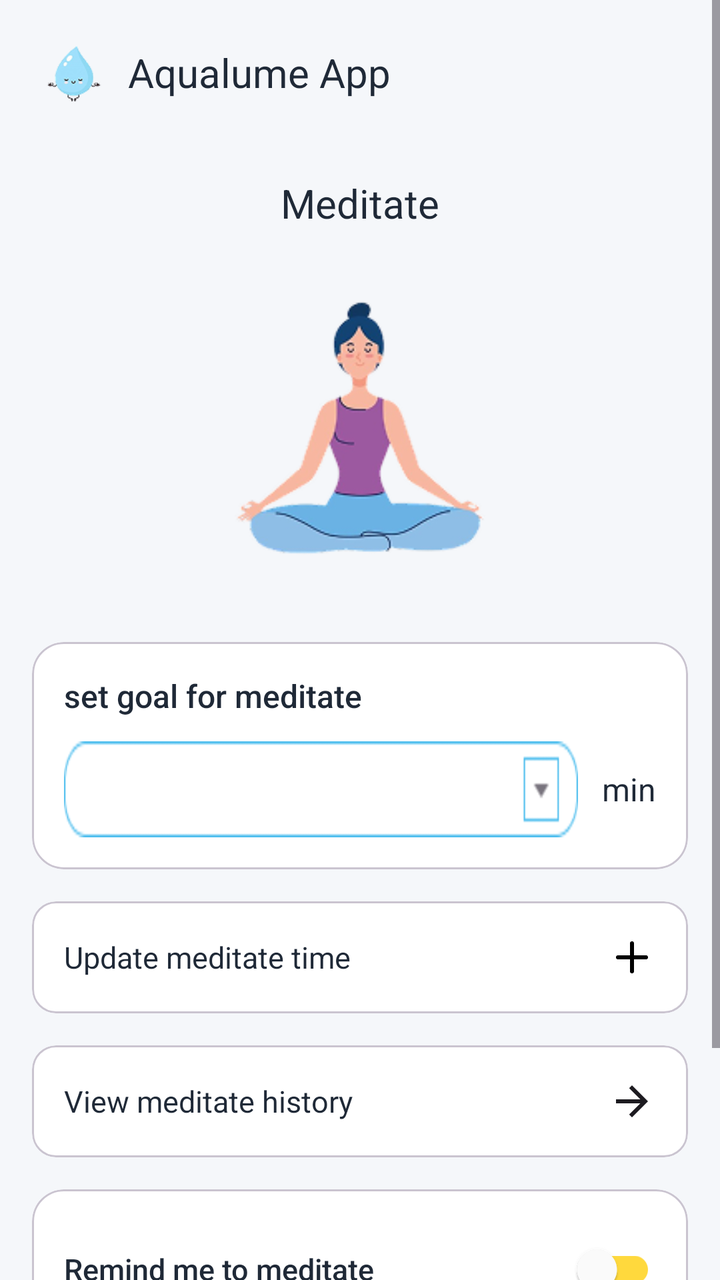
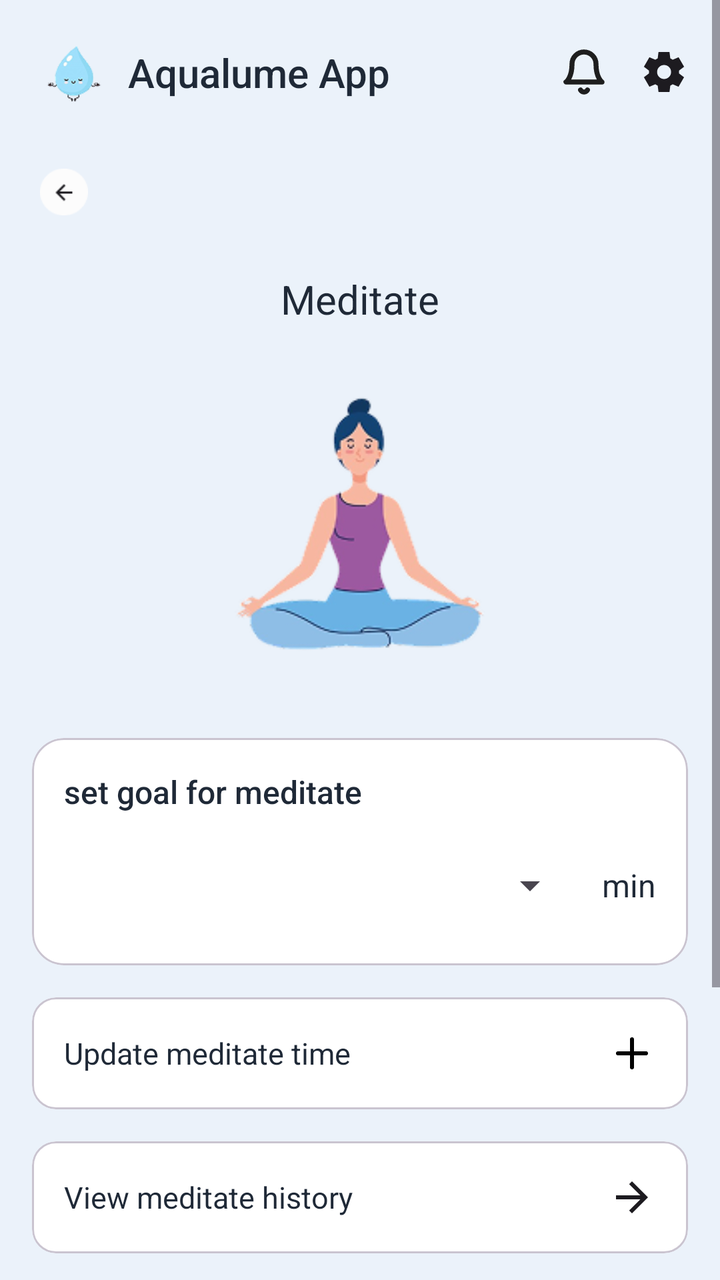

Screens rendered from an Android XML layout before and after an edit, with the pre-edit source and the edit as a unified diff.
<!-- AndroidManifest.xml: application theme Theme.AqualumeApp -->
<!-- res/layout/fragment_meditate.xml -->
<?xml version="1.0" encoding="utf-8"?>
<ScrollView xmlns:android="http://schemas.android.com/apk/res/android"
    xmlns:app="http://schemas.android.com/apk/res-auto"
    android:layout_width="match_parent"
    android:layout_height="match_parent"
    android:background="@color/background"
    android:fillViewport="true">

    <androidx.constraintlayout.widget.ConstraintLayout
        android:layout_width="match_parent"
        android:layout_height="wrap_content"
        android:padding="16dp">

        <ImageView
            android:id="@+id/iv_logo"
            android:layout_width="40dp"
            android:layout_height="40dp"
            android:src="@drawable/logo"
            android:contentDescription="@string/app_name"
            app:layout_constraintStart_toStartOf="parent"
            app:layout_constraintTop_toTopOf="parent" />

        <TextView
            android:id="@+id/tv_app_name"
            android:layout_width="wrap_content"
            android:layout_height="wrap_content"
            android:layout_marginStart="8dp"
            android:fontFamily="sans-serif"
            android:text="@string/app_name"
            android:textColor="@color/primary_text"
            android:textSize="20sp"
            app:layout_constraintBottom_toBottomOf="@id/iv_logo"
            app:layout_constraintStart_toEndOf="@id/iv_logo"
            app:layout_constraintTop_toTopOf="@id/iv_logo" />

        <TextView
            android:id="@+id/tv_title"
            android:layout_width="wrap_content"
            android:layout_height="wrap_content"
            android:layout_marginTop="32dp"
            android:fontFamily="sans-serif"
            android:text="@string/meditateee"
            android:textColor="@color/primary_text"
            android:textSize="20sp"
            app:layout_constraintEnd_toEndOf="parent"
            app:layout_constraintStart_toStartOf="parent"
            app:layout_constraintTop_toBottomOf="@id/iv_logo" />

        <ImageView
            android:id="@+id/iv_meditation"
            android:layout_width="150dp"
            android:layout_height="150dp"
            android:layout_marginTop="24dp"
            android:contentDescription="@string/meditationnnn"
            android:src="@drawable/img_meditation_large"
            app:layout_constraintEnd_toEndOf="parent"
            app:layout_constraintStart_toStartOf="parent"
            app:layout_constraintTop_toBottomOf="@id/tv_title" />

        <com.google.android.material.card.MaterialCardView
            android:id="@+id/card_goal"
            android:layout_width="0dp"
            android:layout_height="wrap_content"
            android:layout_marginTop="32dp"
            app:cardCornerRadius="16dp"
            app:cardElevation="0dp"
            app:cardBackgroundColor="@color/white"
            app:layout_constraintEnd_toEndOf="parent"
            app:layout_constraintStart_toStartOf="parent"
            app:layout_constraintTop_toBottomOf="@id/iv_meditation">

            <LinearLayout
                android:layout_width="match_parent"
                android:layout_height="wrap_content"
                android:orientation="vertical"
                android:padding="16dp">

                <TextView
                    android:layout_width="wrap_content"
                    android:layout_height="wrap_content"
                    android:text="@string/set_goal_for_meditate"
                    android:textSize="16sp"
                    android:textColor="@color/primary_text"
                    android:fontFamily="sans-serif-medium" />

                <LinearLayout
                    android:layout_width="match_parent"
                    android:layout_height="wrap_content"
                    android:orientation="horizontal"
                    android:layout_marginTop="12dp"
                    android:gravity="center_vertical">

                    <Spinner
                        android:id="@+id/spinner_goal"
                        android:layout_width="0dp"
                        android:layout_height="48dp"
                        android:layout_weight="1"
                        android:background="@drawable/spinner_background"
                        android:padding="12dp" />

                    <TextView
                        android:layout_width="wrap_content"
                        android:layout_height="wrap_content"
                        android:text="@string/min"
                        android:textSize="16sp"
                        android:textColor="@color/primary_text"
                        android:layout_marginStart="12dp" />

                </LinearLayout>

            </LinearLayout>

        </com.google.android.material.card.MaterialCardView>

        <com.google.android.material.card.MaterialCardView
            android:id="@+id/btn_update_time"
            android:layout_width="0dp"
            android:layout_height="wrap_content"
            android:layout_marginTop="16dp"
            app:cardCornerRadius="12dp"
            app:cardElevation="0dp"
            app:cardBackgroundColor="@color/white"
            app:layout_constraintEnd_toEndOf="parent"
            app:layout_constraintStart_toStartOf="parent"
            app:layout_constraintTop_toBottomOf="@id/card_goal">

            <LinearLayout
                android:layout_width="match_parent"
                android:layout_height="wrap_content"
                android:orientation="horizontal"
                android:padding="16dp"
                android:gravity="center_vertical">

                <TextView
                    android:layout_width="0dp"
                    android:layout_height="wrap_content"
                    android:layout_weight="1"
                    android:text="Update meditate time"
                    android:textSize="15sp"
                    android:textColor="@color/primary_text" />

                <ImageView
                    android:layout_width="24dp"
                    android:layout_height="24dp"
                    android:src="@drawable/ic_add"
                    android:contentDescription="Add" />

            </LinearLayout>

        </com.google.android.material.card.MaterialCardView>

        <com.google.android.material.card.MaterialCardView
            android:id="@+id/btn_view_history"
            android:layout_width="0dp"
            android:layout_height="wrap_content"
            android:layout_marginTop="16dp"
            app:cardCornerRadius="12dp"
            app:cardElevation="0dp"
            app:cardBackgroundColor="@color/white"
            app:layout_constraintEnd_toEndOf="parent"
            app:layout_constraintStart_toStartOf="parent"
            app:layout_constraintTop_toBottomOf="@id/btn_update_time">

            <LinearLayout
                android:layout_width="match_parent"
                android:layout_height="wrap_content"
                android:orientation="horizontal"
                android:padding="16dp"
                android:gravity="center_vertical">

                <TextView
                    android:layout_width="0dp"
                    android:layout_height="wrap_content"
                    android:layout_weight="1"
                    android:text="View meditate history"
                    android:textSize="15sp"
                    android:textColor="@color/primary_text" />

                <ImageView
                    android:layout_width="24dp"
                    android:layout_height="24dp"
                    android:src="@drawable/ic_arrow_right"
                    android:contentDescription="View" />

            </LinearLayout>

        </com.google.android.material.card.MaterialCardView>

        <com.google.android.material.card.MaterialCardView
            android:id="@+id/card_reminder"
            android:layout_width="0dp"
            android:layout_height="wrap_content"
            android:layout_marginTop="16dp"
            app:cardCornerRadius="16dp"
            app:cardElevation="0dp"
            app:cardBackgroundColor="@color/white"
            app:layout_constraintEnd_toEndOf="parent"
            app:layout_constraintStart_toStartOf="parent"
            app:layout_constraintTop_toBottomOf="@id/btn_view_history">

            <LinearLayout
                android:layout_width="match_parent"
                android:layout_height="wrap_content"
                android:orientation="vertical"
                android:padding="16dp">

                <LinearLayout
                    android:layout_width="match_parent"
                    android:layout_height="wrap_content"
                    android:orientation="horizontal"
                    android:gravity="center_vertical">

                    <TextView
                        android:layout_width="0dp"
                        android:layout_height="wrap_content"
                        android:layout_weight="1"
                        android:text="Remind me to meditate"
                        android:textSize="15sp"
                        android:textColor="@color/primary_text"
                        android:fontFamily="sans-serif-medium" />

                    <androidx.appcompat.widget.SwitchCompat
                        android:id="@+id/switch_reminder"
                        android:layout_width="wrap_content"
                        android:layout_height="wrap_content"
                        app:thumbTint="@color/white"
                        app:trackTint="@color/meditation_primary" />

                </LinearLayout>

                <TextView
                    android:layout_width="wrap_content"
                    android:layout_height="wrap_content"
                    android:text="Select Time"
                    android:textSize="14sp"
                    android:textColor="@color/primary_text"
                    android:layout_marginTop="16dp" />

                <LinearLayout
                    android:layout_width="match_parent"
                    android:layout_height="wrap_content"
                    android:orientation="horizontal"
                    android:layout_marginTop="8dp"
                    android:gravity="center_vertical">

                    <Spinner
                        android:id="@+id/spinner_hour"
                        android:layout_width="0dp"
                        android:layout_height="48dp"
                        android:layout_weight="1"
                        android:background="@drawable/spinner_background2"
                        android:padding="12dp" />

                    <Spinner
                        android:id="@+id/spinner_am_pm"
                        android:layout_width="100dp"
                        android:layout_height="48dp"
                        android:layout_marginStart="12dp"
                        android:background="@drawable/spinner_background3"
                        android:padding="12dp" />

                </LinearLayout>

            </LinearLayout>

        </com.google.android.material.card.MaterialCardView>

    </androidx.constraintlayout.widget.ConstraintLayout>

</ScrollView>
<!-- resources referenced by this layout -->
<resources>
  <color name="background">#F5F7FA</color>
  <color name="meditation_primary">#FFD93D</color>
  <color name="primary_text">#1F2937</color>
  <color name="white">#FFFFFFFF</color>
  <!-- drawable ic_arrow_right (drawable) -->
  <vector xmlns:android="http://schemas.android.com/apk/res/android"
      android:width="24dp"
      android:height="24dp"
      android:viewportWidth="24"
      android:viewportHeight="24">
    <path
        android:pathData="M16.175,11L10.575,5.4L12,4L20,12L12,20L10.575,18.6L16.175,13H4V11H16.175Z"
        android:fillColor="#1D1B20"/>
  </vector>
  <!-- drawable spinner_background: png bitmap (drawable, 1124 bytes) -->
  <string name="app_name">Aqualume App</string>
  <string name="meditateee">Meditate</string>
  <string name="meditationnnn">Meditation</string>
  <string name="min">min</string>
  <string name="set_goal_for_meditate">set goal for meditate</string>
  <style name="Theme.AqualumeApp" parent="Base.Theme.AqualumeApp" />
  <style name="Base.Theme.AqualumeApp" parent="Theme.Material3.DayNight.NoActionBar">
          
          
      </style>
  <!-- unchanged entries left out for length: 5 -->
</resources>

<!-- the commit's change to res/layout/fragment_meditate.xml (unified diff, before → after) -->
@@ -24,27 +24,59 @@
             android:id="@+id/tv_app_name"
             android:layout_width="wrap_content"
             android:layout_height="wrap_content"
+            android:text="@string/app_name"
+            android:textSize="20sp"
+            android:textColor="@color/primary_text"
+            android:fontFamily="sans-serif-medium"
             android:layout_marginStart="8dp"
-            android:fontFamily="sans-serif"
-            android:text="@string/app_name"
-            android:textColor="@color/primary_text"
-            android:textSize="20sp"
             app:layout_constraintBottom_toBottomOf="@id/iv_logo"
             app:layout_constraintStart_toEndOf="@id/iv_logo"
             app:layout_constraintTop_toTopOf="@id/iv_logo" />
 
+        <ImageView
+            android:id="@+id/iv_notification"
+            android:layout_width="24dp"
+            android:layout_height="24dp"
+            android:layout_marginEnd="16dp"
+            android:contentDescription="@string/notifications"
+            android:src="@drawable/ic_notification"
+            app:layout_constraintBottom_toBottomOf="@id/iv_logo"
+            app:layout_constraintEnd_toStartOf="@id/iv_settings"
+            app:layout_constraintTop_toTopOf="@id/iv_logo" />
+
+        <ImageView
+            android:id="@+id/iv_settings"
+            android:layout_width="24dp"
+            android:layout_height="24dp"
+            android:contentDescription="@string/settings"
+            android:src="@drawable/ic_settings"
+            app:layout_constraintBottom_toBottomOf="@id/iv_logo"
+            app:layout_constraintEnd_toEndOf="parent"
+            app:layout_constraintTop_toTopOf="@id/iv_logo" />
+        <ImageView
+            android:id="@+id/iv_back"
+            android:layout_width="32dp"
+            android:layout_height="32dp"
+            android:layout_marginTop="24dp"
+            android:contentDescription="@string/back3"
+            android:padding="4dp"
+            android:src="@drawable/ic_back"
+            app:layout_constraintStart_toStartOf="parent"
+            app:layout_constraintTop_toBottomOf="@id/iv_logo"
+            app:layout_constraintWidth_percent="0.48" />
+
         <TextView
             android:id="@+id/tv_title"
             android:layout_width="wrap_content"
             android:layout_height="wrap_content"
-            android:layout_marginTop="32dp"
+            android:layout_marginTop="24dp"
             android:fontFamily="sans-serif"
             android:text="@string/meditateee"
             android:textColor="@color/primary_text"
             android:textSize="20sp"
             app:layout_constraintEnd_toEndOf="parent"
             app:layout_constraintStart_toStartOf="parent"
-            app:layout_constraintTop_toBottomOf="@id/iv_logo" />
+            app:layout_constraintTop_toBottomOf="@id/iv_back" />
 
         <ImageView
             android:id="@+id/iv_meditation"
@@ -95,7 +127,8 @@
                         android:layout_width="0dp"
                         android:layout_height="48dp"
                         android:layout_weight="1"
-                        android:background="@drawable/spinner_background"
+                        android:StrockColor="@color/black"
+
                         android:padding="12dp" />
 
                     <TextView
@@ -135,7 +168,7 @@
                     android:layout_width="0dp"
                     android:layout_height="wrap_content"
                     android:layout_weight="1"
-                    android:text="Update meditate time"
+                    android:text="@string/update_meditate_time"
                     android:textSize="15sp"
                     android:textColor="@color/primary_text" />
 
@@ -143,7 +176,7 @@
                     android:layout_width="24dp"
                     android:layout_height="24dp"
                     android:src="@drawable/ic_add"
-                    android:contentDescription="Add" />
+                    android:contentDescription="@string/add3" />
 
             </LinearLayout>
 
@@ -172,7 +205,7 @@
                     android:layout_width="0dp"
                     android:layout_height="wrap_content"
                     android:layout_weight="1"
-                    android:text="View meditate history"
+                    android:text="@string/view_meditate_history"
                     android:textSize="15sp"
                     android:textColor="@color/primary_text" />
 
@@ -180,7 +213,7 @@
                     android:layout_width="24dp"
                     android:layout_height="24dp"
                     android:src="@drawable/ic_arrow_right"
-                    android:contentDescription="View" />
+                    android:contentDescription="@string/Vieww" />
 
             </LinearLayout>
 
@@ -214,7 +247,7 @@
                         android:layout_width="0dp"
                         android:layout_height="wrap_content"
                         android:layout_weight="1"
-                        android:text="Remind me to meditate"
+                        android:text="@string/remind_me_to_meditate"
                         android:textSize="15sp"
                         android:textColor="@color/primary_text"
                         android:fontFamily="sans-serif-medium" />
@@ -224,14 +257,14 @@
                         android:layout_width="wrap_content"
                         android:layout_height="wrap_content"
                         app:thumbTint="@color/white"
-                        app:trackTint="@color/meditation_primary" />
+                        app:trackTint="@color/water_primary" />
 
                 </LinearLayout>
 
                 <TextView
                     android:layout_width="wrap_content"
                     android:layout_height="wrap_content"
-                    android:text="Select Time"
+                    android:text="@string/Select_time"
                     android:textSize="14sp"
                     android:textColor="@color/primary_text"
                     android:layout_marginTop="16dp" />
<!-- resource entries referenced after the edit -->
@@ -1,8 +1,9 @@
 <!-- resources referenced by this layout -->
 <resources>
-  <color name="background">#F5F7FA</color>
-  <color name="meditation_primary">#FFD93D</color>
+  <color name="background">#EBF2FA</color>
+  <color name="black">#FF000000</color>
   <color name="primary_text">#1F2937</color>
+  <color name="water_primary">#60D5FA</color>
   <color name="white">#FFFFFFFF</color>
   <!-- drawable ic_arrow_right (drawable) -->
   <vector xmlns:android="http://schemas.android.com/apk/res/android"
@@ -14,12 +15,45 @@
         android:pathData="M16.175,11L10.575,5.4L12,4L20,12L12,20L10.575,18.6L16.175,13H4V11H16.175Z"
         android:fillColor="#1D1B20"/>
   </vector>
-  <!-- drawable spinner_background: png bitmap (drawable, 1124 bytes) -->
+  <!-- drawable ic_back: png bitmap (drawable, 941 bytes) -->
+  <!-- drawable ic_notification (drawable) -->
+  <vector xmlns:android="http://schemas.android.com/apk/res/android"
+      android:width="24dp"
+      android:height="24dp"
+      android:viewportWidth="24"
+      android:viewportHeight="24">
+    <path
+        android:pathData="M13.73,21C13.554,21.303 13.302,21.555 12.998,21.729C12.695,21.904 12.35,21.997 12,21.997C11.65,21.997 11.305,21.904 11.002,21.729C10.698,21.555 10.446,21.303 10.27,21M18,8C18,6.409 17.368,4.883 16.243,3.757C15.117,2.632 13.591,2 12,2C10.409,2 8.883,2.632 7.757,3.757C6.632,4.883 6,6.409 6,8C6,15 3,17 3,17H21C21,17 18,15 18,8Z"
+        android:strokeLineJoin="round"
+        android:strokeWidth="2.5"
+        android:fillColor="#00000000"
+        android:strokeColor="#1E1E1E"
+        android:strokeLineCap="round"/>
+  </vector>
+  <!-- drawable ic_settings (drawable) -->
+  <vector xmlns:android="http://schemas.android.com/apk/res/android"
+      android:width="24dp"
+      android:height="24dp"
+      android:viewportWidth="24"
+      android:viewportHeight="24">
+    <path
+        android:pathData="M9.25,22L8.85,18.8C8.634,18.717 8.429,18.617 8.238,18.5C8.046,18.383 7.859,18.258 7.675,18.125L4.7,19.375L1.95,14.625L4.525,12.675C4.509,12.558 4.5,12.446 4.5,12.337V11.663C4.5,11.554 4.509,11.442 4.525,11.325L1.95,9.375L4.7,4.625L7.675,5.875C7.859,5.742 8.05,5.617 8.25,5.5C8.45,5.383 8.65,5.283 8.85,5.2L9.25,2H14.75L15.15,5.2C15.367,5.283 15.571,5.383 15.763,5.5C15.954,5.617 16.142,5.742 16.325,5.875L19.3,4.625L22.05,9.375L19.475,11.325C19.492,11.442 19.5,11.554 19.5,11.663V12.337C19.5,12.446 19.483,12.558 19.45,12.675L22.025,14.625L19.275,19.375L16.325,18.125C16.142,18.258 15.95,18.383 15.75,18.5C15.55,18.617 15.35,18.717 15.15,18.8L14.75,22H9.25ZM12.05,15.5C13.017,15.5 13.842,15.158 14.525,14.475C15.208,13.792 15.55,12.967 15.55,12C15.55,11.033 15.208,10.208 14.525,9.525C13.842,8.842 13.017,8.5 12.05,8.5C11.067,8.5 10.238,8.842 9.563,9.525C8.888,10.208 8.55,11.033 8.55,12C8.55,12.967 8.888,13.792 9.563,14.475C10.238,15.158 11.067,15.5 12.05,15.5Z"
+        android:fillColor="#1D1B20"/>
+  </vector>
+  <string name="Select_time">Select Time</string>
+  <string name="Vieww">View</string>
+  <string name="add3">Add</string>
   <string name="app_name">Aqualume App</string>
+  <string name="back3">Back</string>
   <string name="meditateee">Meditate</string>
   <string name="meditationnnn">Meditation</string>
   <string name="min">min</string>
+  <string name="notifications">Notifications</string>
+  <string name="remind_me_to_meditate">Remind me to meditate</string>
   <string name="set_goal_for_meditate">set goal for meditate</string>
+  <string name="settings">Settings</string>
+  <string name="update_meditate_time">Update meditate time</string>
+  <string name="view_meditate_history">View meditate history</string>
   <style name="Theme.AqualumeApp" parent="Base.Theme.AqualumeApp" />
   <style name="Base.Theme.AqualumeApp" parent="Theme.Material3.DayNight.NoActionBar">
           
